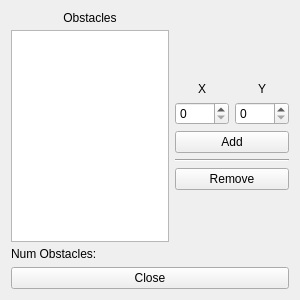
Above: ui/obstacle_manager.ui from kpdudek/PyQtGame before the change. Below: the same form after it.
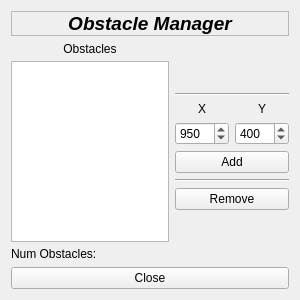
That is the form after the change.

Patch:
```diff
--- a/ui/obstacle_manager.ui
+++ b/ui/obstacle_manager.ui
@@ -14,14 +14,14 @@
    <string>Form</string>
   </property>
   <layout class="QGridLayout" name="gridLayout">
-   <item row="1" column="0" colspan="2">
+   <item row="2" column="0" colspan="2">
     <widget class="QPushButton" name="close_button">
      <property name="text">
       <string>Close</string>
      </property>
     </widget>
    </item>
-   <item row="0" column="1">
+   <item row="1" column="1">
     <layout class="QVBoxLayout" name="verticalLayout_2">
      <property name="rightMargin">
       <number>0</number>
@@ -42,6 +42,13 @@
        </property>
       </spacer>
      </item>
+     <item>
+      <widget class="Line" name="line">
+       <property name="orientation">
+        <enum>Qt::Horizontal</enum>
+       </property>
+      </widget>
+     </item>
      <item>
       <layout class="QHBoxLayout" name="horizontalLayout_2">
        <property name="topMargin">
@@ -88,6 +95,9 @@
          <property name="maximum">
           <number>1920</number>
          </property>
+         <property name="value">
+          <number>950</number>
+         </property>
         </widget>
        </item>
        <item>
@@ -95,6 +105,9 @@
          <property name="maximum">
           <number>1080</number>
          </property>
+         <property name="value">
+          <number>400</number>
+         </property>
         </widget>
        </item>
       </layout>
@@ -135,7 +148,7 @@
      </item>
     </layout>
    </item>
-   <item row="0" column="0">
+   <item row="1" column="0">
     <layout class="QVBoxLayout" name="verticalLayout">
      <property name="spacing">
       <number>5</number>
@@ -174,6 +187,30 @@
      </item>
     </layout>
    </item>
+   <item row="0" column="0" colspan="2">
+    <widget class="QLabel" name="label_3">
+     <property name="font">
+      <font>
+       <pointsize>14</pointsize>
+       <weight>75</weight>
+       <italic>true</italic>
+       <bold>true</bold>
+      </font>
+     </property>
+     <property name="frameShape">
+      <enum>QFrame::StyledPanel</enum>
+     </property>
+     <property name="frameShadow">
+      <enum>QFrame::Sunken</enum>
+     </property>
+     <property name="text">
+      <string>Obstacle Manager</string>
+     </property>
+     <property name="alignment">
+      <set>Qt::AlignCenter</set>
+     </property>
+    </widget>
+   </item>
   </layout>
  </widget>
  <resources/>
```
